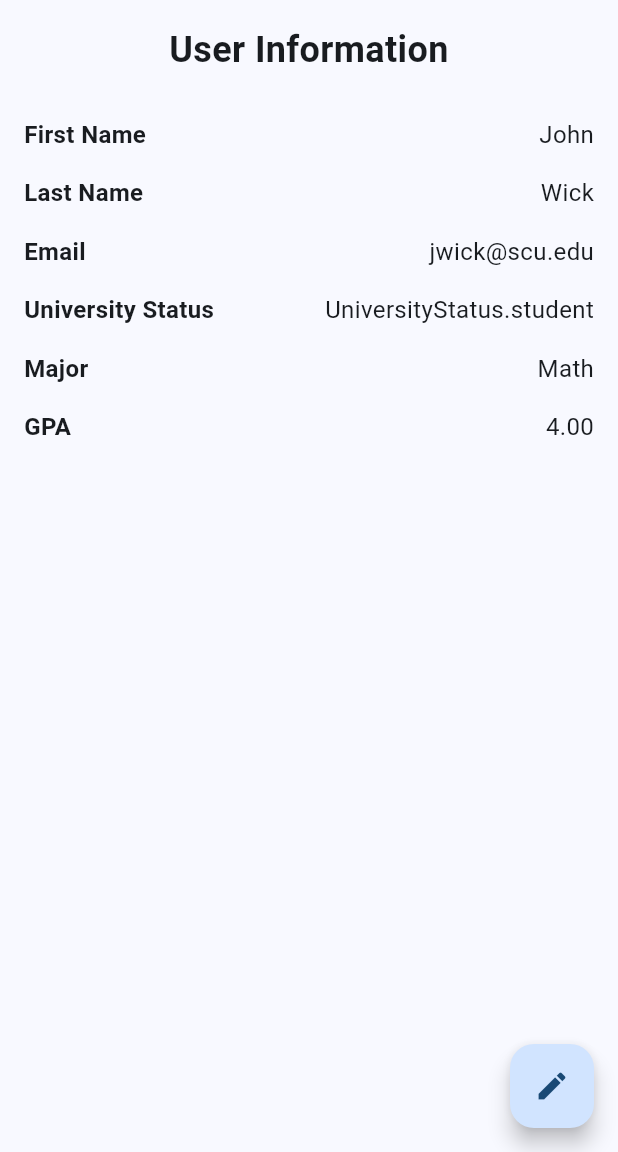
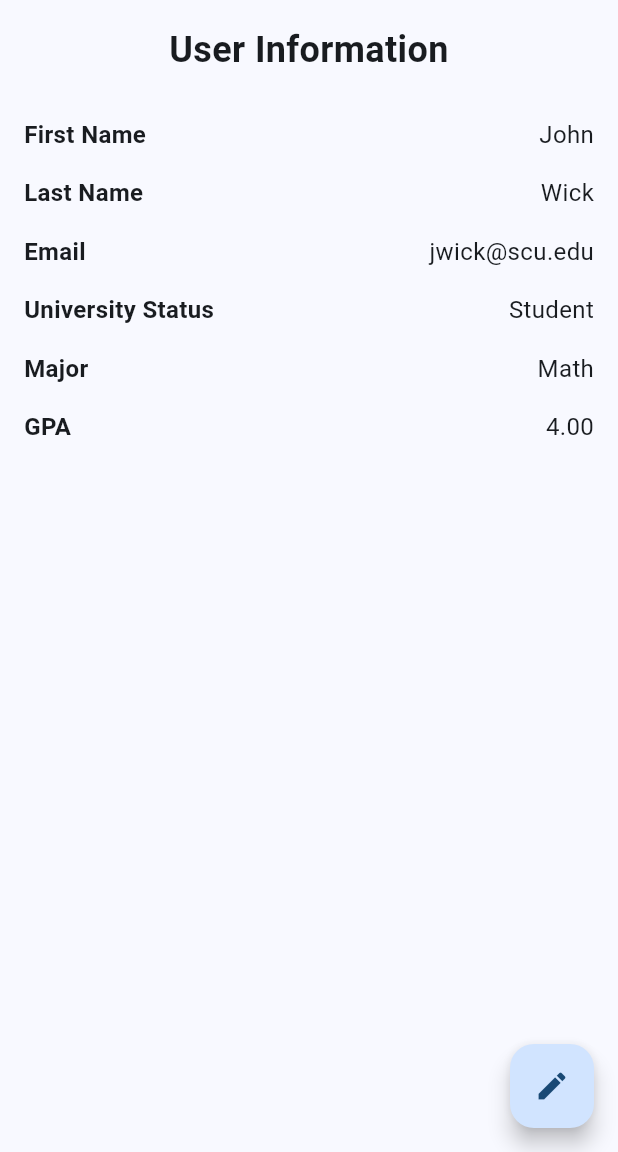
Before and after one commit to nhi-van/flutter-forms-tutorial, a Flutter app: the screen it shows after launch, on a phone screen of 412 x 824 dp, the part 84-1236 px from its top. Run offline on Flutter 3.47's test engine with Material 3 defaults, Android fonts, the phone set to English and light mode, and no system bars; our stand-ins replace bloc, flutter_bloc; accounts and stored records are empty.

Commit message:
update profile status and cancel button

```diff
--- a/lib/pages/edit/views/edit_view.dart
+++ b/lib/pages/edit/views/edit_view.dart
@@ -243,7 +243,9 @@ class _EditPageViewState extends State<EditPageView> {
                     child: const Text('Save'),
                   ),
                   ElevatedButton(
-                    onPressed: () {},
+                    onPressed: () {
+                      Navigator.pop(context);
+                    },
                     child: const Text('Cancel'),
                   ),
                 ],
--- a/lib/pages/profile/profile_page.dart
+++ b/lib/pages/profile/profile_page.dart
@@ -34,7 +34,7 @@ class _ProfilePageState extends State<ProfilePage> {
             ProfileField(label: "First Name", value: widget.user.firstName),
             ProfileField(label: "Last Name", value: widget.user.lastName),
             ProfileField(label: "Email", value: widget.user.email),
-            ProfileField(label: "University Status", value: widget.user.universityStatus.toString()),
+            ProfileField(label: "University Status", value: widget.user.universityStatus.getStatus),
             ProfileField(label: "Major", value: widget.user.major),
             ProfileField(label: "GPA", value: widget.user.gpa.toStringAsFixed(2)),
           ],
```
